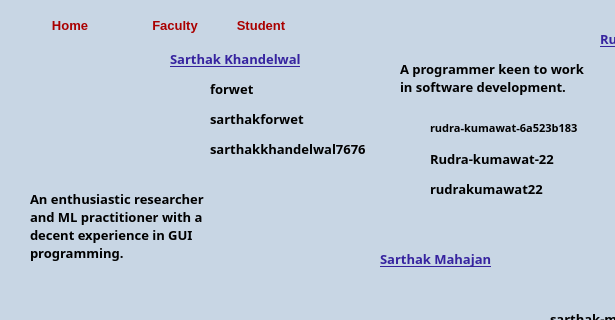
Qt form Windows/DevInfo.ui (sarthakforwet/Attendance-Record-Management-System) before a commit; both pictures show x 0 to 615 and y 0 to 320 of the 740 by 440 pixel window.
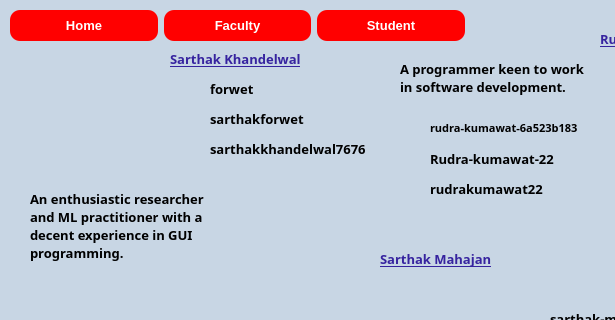
The same form after that commit. Icons and pictures are not drawn.

Commit message: updated windows and added update profile window

Diff of the .ui file:
```diff
--- a/Windows/DevInfo.ui
+++ b/Windows/DevInfo.ui
@@ -638,7 +638,7 @@
      <rect>
       <x>10</x>
       <y>10</y>
-      <width>291</width>
+      <width>455</width>
       <height>31</height>
      </rect>
     </property>
@@ -672,10 +672,55 @@
        <property name="palette">
         <palette>
          <active>
+          <colorrole role="WindowText">
+           <brush brushstyle="SolidPattern">
+            <color alpha="255">
+             <red>255</red>
+             <green>255</green>
+             <blue>255</blue>
+            </color>
+           </brush>
+          </colorrole>
+          <colorrole role="Button">
+           <brush brushstyle="SolidPattern">
+            <color alpha="255">
+             <red>255</red>
+             <green>0</green>
+             <blue>0</blue>
+            </color>
+           </brush>
+          </colorrole>
+          <colorrole role="Text">
+           <brush brushstyle="SolidPattern">
+            <color alpha="255">
+             <red>255</red>
+             <green>255</green>
+             <blue>255</blue>
+            </color>
+           </brush>
+          </colorrole>
           <colorrole role="ButtonText">
            <brush brushstyle="SolidPattern">
             <color alpha="255">
-             <red>170</red>
+             <red>255</red>
+             <green>255</green>
+             <blue>255</blue>
+            </color>
+           </brush>
+          </colorrole>
+          <colorrole role="Base">
+           <brush brushstyle="SolidPattern">
+            <color alpha="255">
+             <red>255</red>
+             <green>0</green>
+             <blue>0</blue>
+            </color>
+           </brush>
+          </colorrole>
+          <colorrole role="Window">
+           <brush brushstyle="SolidPattern">
+            <color alpha="255">
+             <red>255</red>
              <green>0</green>
              <blue>0</blue>
             </color>
@@ -683,10 +728,55 @@
           </colorrole>
          </active>
          <inactive>
+          <colorrole role="WindowText">
+           <brush brushstyle="SolidPattern">
+            <color alpha="255">
+             <red>255</red>
+             <green>255</green>
+             <blue>255</blue>
+            </color>
+           </brush>
+          </colorrole>
+          <colorrole role="Button">
+           <brush brushstyle="SolidPattern">
+            <color alpha="255">
+             <red>255</red>
+             <green>0</green>
+             <blue>0</blue>
+            </color>
+           </brush>
+          </colorrole>
+          <colorrole role="Text">
+           <brush brushstyle="SolidPattern">
+            <color alpha="255">
+             <red>255</red>
+             <green>255</green>
+             <blue>255</blue>
+            </color>
+           </brush>
+          </colorrole>
           <colorrole role="ButtonText">
            <brush brushstyle="SolidPattern">
             <color alpha="255">
-             <red>170</red>
+             <red>255</red>
+             <green>255</green>
+             <blue>255</blue>
+            </color>
+           </brush>
+          </colorrole>
+          <colorrole role="Base">
+           <brush brushstyle="SolidPattern">
+            <color alpha="255">
+             <red>255</red>
+             <green>0</green>
+             <blue>0</blue>
+            </color>
+           </brush>
+          </colorrole>
+          <colorrole role="Window">
+           <brush brushstyle="SolidPattern">
+            <color alpha="255">
+             <red>255</red>
              <green>0</green>
              <blue>0</blue>
             </color>
@@ -694,12 +784,57 @@
           </colorrole>
          </inactive>
          <disabled>
+          <colorrole role="WindowText">
+           <brush brushstyle="SolidPattern">
+            <color alpha="255">
+             <red>255</red>
+             <green>255</green>
+             <blue>255</blue>
+            </color>
+           </brush>
+          </colorrole>
+          <colorrole role="Button">
+           <brush brushstyle="SolidPattern">
+            <color alpha="255">
+             <red>255</red>
+             <green>0</green>
+             <blue>0</blue>
+            </color>
+           </brush>
+          </colorrole>
+          <colorrole role="Text">
+           <brush brushstyle="SolidPattern">
+            <color alpha="255">
+             <red>255</red>
+             <green>255</green>
+             <blue>255</blue>
+            </color>
+           </brush>
+          </colorrole>
           <colorrole role="ButtonText">
            <brush brushstyle="SolidPattern">
             <color alpha="255">
-             <red>120</red>
-             <green>120</green>
-             <blue>120</blue>
+             <red>255</red>
+             <green>255</green>
+             <blue>255</blue>
+            </color>
+           </brush>
+          </colorrole>
+          <colorrole role="Base">
+           <brush brushstyle="SolidPattern">
+            <color alpha="255">
+             <red>255</red>
+             <green>0</green>
+             <blue>0</blue>
+            </color>
+           </brush>
+          </colorrole>
+          <colorrole role="Window">
+           <brush brushstyle="SolidPattern">
+            <color alpha="255">
+             <red>255</red>
+             <green>0</green>
+             <blue>0</blue>
             </color>
            </brush>
           </colorrole>
@@ -717,6 +852,14 @@
        <property name="autoFillBackground">
         <bool>false</bool>
        </property>
+       <property name="styleSheet">
+        <string notr="true">QPushButton{
+	background-color: rgb(255,0, 0);
+	border-radius:10px;
+	color:#FFFFFF
+}
+</string>
+       </property>
        <property name="text">
         <string>Home</string>
        </property>
@@ -733,13 +876,40 @@
      </item>
      <item>
       <widget class="QPushButton" name="faculty">
+       <property name="sizePolicy">
+        <sizepolicy hsizetype="Preferred" vsizetype="Preferred">
+         <horstretch>0</horstretch>
+         <verstretch>0</verstretch>
+        </sizepolicy>
+       </property>
+       <property name="minimumSize">
+        <size>
+         <width>120</width>
+         <height>10</height>
+        </size>
+       </property>
+       <property name="maximumSize">
+        <size>
+         <width>300</width>
+         <height>16777215</height>
+        </size>
+       </property>
        <property name="palette">
         <palette>
          <active>
           <colorrole role="WindowText">
            <brush brushstyle="SolidPattern">
             <color alpha="255">
-             <red>170</red>
+             <red>255</red>
+             <green>255</green>
+             <blue>255</blue>
+            </color>
+           </brush>
+          </colorrole>
+          <colorrole role="Button">
+           <brush brushstyle="SolidPattern">
+            <color alpha="255">
+             <red>255</red>
              <green>0</green>
              <blue>0</blue>
             </color>
@@ -748,16 +918,34 @@
           <colorrole role="Text">
            <brush brushstyle="SolidPattern">
             <color alpha="255">
-             <red>170</red>
-             <green>0</green>
-             <blue>0</blue>
+             <red>255</red>
+             <green>255</green>
+             <blue>255</blue>
             </color>
            </brush>
           </colorrole>
           <colorrole role="ButtonText">
            <brush brushstyle="SolidPattern">
             <color alpha="255">
-             <red>170</red>
+             <red>255</red>
+             <green>255</green>
+             <blue>255</blue>
+            </color>
+           </brush>
+          </colorrole>
+          <colorrole role="Base">
+           <brush brushstyle="SolidPattern">
+            <color alpha="255">
+             <red>255</red>
+             <green>0</green>
+             <blue>0</blue>
+            </color>
+           </brush>
+          </colorrole>
+          <colorrole role="Window">
+           <brush brushstyle="SolidPattern">
+            <color alpha="255">
+             <red>255</red>
              <green>0</green>
              <blue>0</blue>
             </color>
@@ -768,7 +956,16 @@
           <colorrole role="WindowText">
            <brush brushstyle="SolidPattern">
             <color alpha="255">
-             <red>170</red>
+             <red>255</red>
+             <green>255</green>
+             <blue>255</blue>
+            </color>
+           </brush>
+          </colorrole>
+          <colorrole role="Button">
+           <brush brushstyle="SolidPattern">
+            <color alpha="255">
+             <red>255</red>
              <green>0</green>
              <blue>0</blue>
             </color>
@@ -777,16 +974,34 @@
           <colorrole role="Text">
            <brush brushstyle="SolidPattern">
             <color alpha="255">
-             <red>170</red>
-             <green>0</green>
-             <blue>0</blue>
+             <red>255</red>
+             <green>255</green>
+             <blue>255</blue>
             </color>
            </brush>
           </colorrole>
           <colorrole role="ButtonText">
            <brush brushstyle="SolidPattern">
             <color alpha="255">
-             <red>170</red>
+             <red>255</red>
+             <green>255</green>
+             <blue>255</blue>
+            </color>
+           </brush>
+          </colorrole>
+          <colorrole role="Base">
+           <brush brushstyle="SolidPattern">
+            <color alpha="255">
+             <red>255</red>
+             <green>0</green>
+             <blue>0</blue>
+            </color>
+           </brush>
+          </colorrole>
+          <colorrole role="Window">
+           <brush brushstyle="SolidPattern">
+            <color alpha="255">
+             <red>255</red>
              <green>0</green>
              <blue>0</blue>
             </color>
@@ -797,27 +1012,54 @@
           <colorrole role="WindowText">
            <brush brushstyle="SolidPattern">
             <color alpha="255">
-             <red>120</red>
-             <green>120</green>
-             <blue>120</blue>
+             <red>255</red>
+             <green>255</green>
+             <blue>255</blue>
+            </color>
+           </brush>
+          </colorrole>
+          <colorrole role="Button">
+           <brush brushstyle="SolidPattern">
+            <color alpha="255">
+             <red>255</red>
+             <green>0</green>
+             <blue>0</blue>
             </color>
            </brush>
           </colorrole>
           <colorrole role="Text">
            <brush brushstyle="SolidPattern">
             <color alpha="255">
-             <red>120</red>
-             <green>120</green>
-             <blue>120</blue>
+             <red>255</red>
+             <green>255</green>
+             <blue>255</blue>
             </color>
            </brush>
           </colorrole>
           <colorrole role="ButtonText">
            <brush brushstyle="SolidPattern">
             <color alpha="255">
-             <red>120</red>
-             <green>120</green>
-             <blue>120</blue>
+             <red>255</red>
+             <green>255</green>
+             <blue>255</blue>
+            </color>
+           </brush>
+          </colorrole>
+          <colorrole role="Base">
+           <brush brushstyle="SolidPattern">
+            <color alpha="255">
+             <red>255</red>
+             <green>0</green>
+             <blue>0</blue>
+            </color>
+           </brush>
+          </colorrole>
+          <colorrole role="Window">
+           <brush brushstyle="SolidPattern">
+            <color alpha="255">
+             <red>255</red>
+             <green>0</green>
+             <blue>0</blue>
             </color>
            </brush>
           </colorrole>
@@ -832,9 +1074,26 @@
          <bold>true</bold>
         </font>
        </property>
+       <property name="autoFillBackground">
+        <bool>false</bool>
+       </property>
+       <property name="styleSheet">
+        <string notr="true">QPushButton{
+	background-color: rgb(255,0, 0);
+	border-radius:10px;
+	color:#FFFFFF
+}
+</string>
+       </property>
        <property name="text">
         <string>Faculty</string>
        </property>
+       <property name="autoDefault">
+        <bool>false</bool>
+       </property>
+       <property name="default">
+        <bool>false</bool>
+       </property>
        <property name="flat">
         <bool>true</bool>
        </property>
@@ -842,13 +1101,40 @@
      </item>
      <item>
       <widget class="QPushButton" name="student">
+       <property name="sizePolicy">
+        <sizepolicy hsizetype="Preferred" vsizetype="Preferred">
+         <horstretch>0</horstretch>
+         <verstretch>0</verstretch>
+        </sizepolicy>
+       </property>
+       <property name="minimumSize">
+        <size>
+         <width>120</width>
+         <height>10</height>
+        </size>
+       </property>
+       <property name="maximumSize">
+        <size>
+         <width>300</width>
+         <height>16777215</height>
+        </size>
+       </property>
        <property name="palette">
         <palette>
          <active>
           <colorrole role="WindowText">
            <brush brushstyle="SolidPattern">
             <color alpha="255">
-             <red>170</red>
+             <red>255</red>
+             <green>255</green>
+             <blue>255</blue>
+            </color>
+           </brush>
+          </colorrole>
+          <colorrole role="Button">
+           <brush brushstyle="SolidPattern">
+            <color alpha="255">
+             <red>255</red>
              <green>0</green>
              <blue>0</blue>
             </color>
@@ -857,16 +1143,34 @@
           <colorrole role="Text">
            <brush brushstyle="SolidPattern">
             <color alpha="255">
-             <red>170</red>
-             <green>0</green>
-             <blue>0</blue>
+             <red>255</red>
+             <green>255</green>
+             <blue>255</blue>
             </color>
            </brush>
           </colorrole>
           <colorrole role="ButtonText">
            <brush brushstyle="SolidPattern">
             <color alpha="255">
-             <red>170</red>
+             <red>255</red>
+             <green>255</green>
+             <blue>255</blue>
+            </color>
+           </brush>
+          </colorrole>
+          <colorrole role="Base">
+           <brush brushstyle="SolidPattern">
+            <color alpha="255">
+             <red>255</red>
+             <green>0</green>
+             <blue>0</blue>
+            </color>
+           </brush>
+          </colorrole>
+          <colorrole role="Window">
+           <brush brushstyle="SolidPattern">
+            <color alpha="255">
+             <red>255</red>
              <green>0</green>
              <blue>0</blue>
             </color>
@@ -877,7 +1181,16 @@
           <colorrole role="WindowText">
            <brush brushstyle="SolidPattern">
             <color alpha="255">
-             <red>170</red>
+             <red>255</red>
+             <green>255</green>
+             <blue>255</blue>
+            </color>
+           </brush>
+          </colorrole>
+          <colorrole role="Button">
+           <brush brushstyle="SolidPattern">
+            <color alpha="255">
+             <red>255</red>
              <green>0</green>
              <blue>0</blue>
             </color>
@@ -886,16 +1199,34 @@
           <colorrole role="Text">
            <brush brushstyle="SolidPattern">
             <color alpha="255">
-             <red>170</red>
-             <green>0</green>
-             <blue>0</blue>
+             <red>255</red>
+             <green>255</green>
+             <blue>255</blue>
             </color>
            </brush>
           </colorrole>
           <colorrole role="ButtonText">
            <brush brushstyle="SolidPattern">
             <color alpha="255">
-             <red>170</red>
+             <red>255</red>
+             <green>255</green>
+             <blue>255</blue>
+            </color>
+           </brush>
+          </colorrole>
+          <colorrole role="Base">
+           <brush brushstyle="SolidPattern">
+            <color alpha="255">
+             <red>255</red>
+             <green>0</green>
+             <blue>0</blue>
+            </color>
+           </brush>
+          </colorrole>
+          <colorrole role="Window">
+           <brush brushstyle="SolidPattern">
+            <color alpha="255">
+             <red>255</red>
              <green>0</green>
              <blue>0</blue>
             </color>
@@ -906,27 +1237,54 @@
           <colorrole role="WindowText">
            <brush brushstyle="SolidPattern">
             <color alpha="255">
-             <red>120</red>
-             <green>120</green>
-             <blue>120</blue>
+             <red>255</red>
+             <green>255</green>
+             <blue>255</blue>
+            </color>
+           </brush>
+          </colorrole>
+          <colorrole role="Button">
+           <brush brushstyle="SolidPattern">
+            <color alpha="255">
+             <red>255</red>
+             <green>0</green>
+             <blue>0</blue>
             </color>
            </brush>
           </colorrole>
           <colorrole role="Text">
            <brush brushstyle="SolidPattern">
             <color alpha="255">
-             <red>120</red>
-             <green>120</green>
-             <blue>120</blue>
+             <red>255</red>
+             <green>255</green>
+             <blue>255</blue>
             </color>
            </brush>
           </colorrole>
           <colorrole role="ButtonText">
            <brush brushstyle="SolidPattern">
             <color alpha="255">
-             <red>120</red>
-             <green>120</green>
-             <blue>120</blue>
+             <red>255</red>
+             <green>255</green>
+             <blue>255</blue>
+            </color>
+           </brush>
+          </colorrole>
+          <colorrole role="Base">
+           <brush brushstyle="SolidPattern">
+            <color alpha="255">
+             <red>255</red>
+             <green>0</green>
+             <blue>0</blue>
+            </color>
+           </brush>
+          </colorrole>
+          <colorrole role="Window">
+           <brush brushstyle="SolidPattern">
+            <color alpha="255">
+             <red>255</red>
+             <green>0</green>
+             <blue>0</blue>
             </color>
            </brush>
           </colorrole>
@@ -941,9 +1299,26 @@
          <bold>true</bold>
         </font>
        </property>
+       <property name="autoFillBackground">
+        <bool>false</bool>
+       </property>
+       <property name="styleSheet">
+        <string notr="true">QPushButton{
+	background-color: rgb(255,0, 0);
+	border-radius:10px;
+	color:#FFFFFF
+}
+</string>
+       </property>
        <property name="text">
         <string>Student</string>
        </property>
+       <property name="autoDefault">
+        <bool>false</bool>
+       </property>
+       <property name="default">
+        <bool>false</bool>
+       </property>
        <property name="flat">
         <bool>true</bool>
        </property>
```
Left out of the diff: 24 changed lines with no effect on the pictures. The commit also changes 5 other files.
